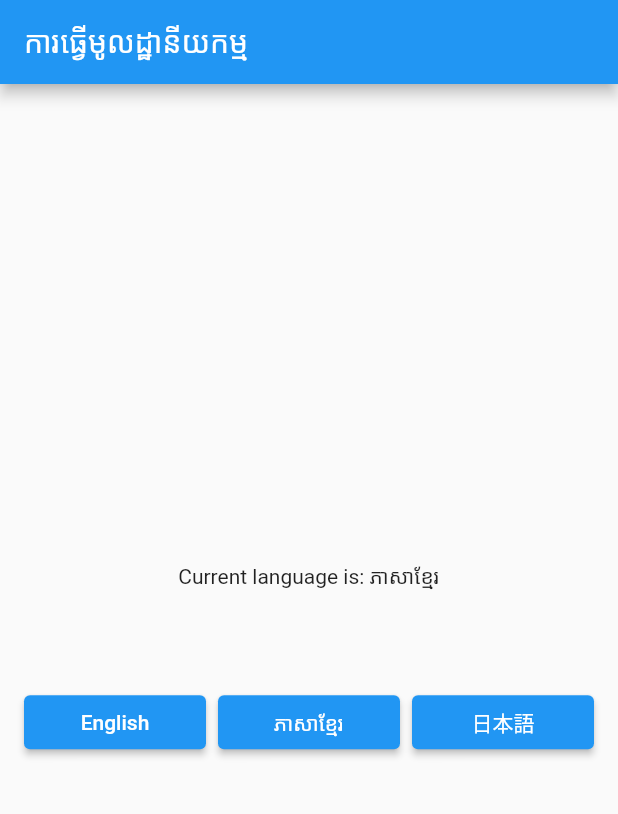
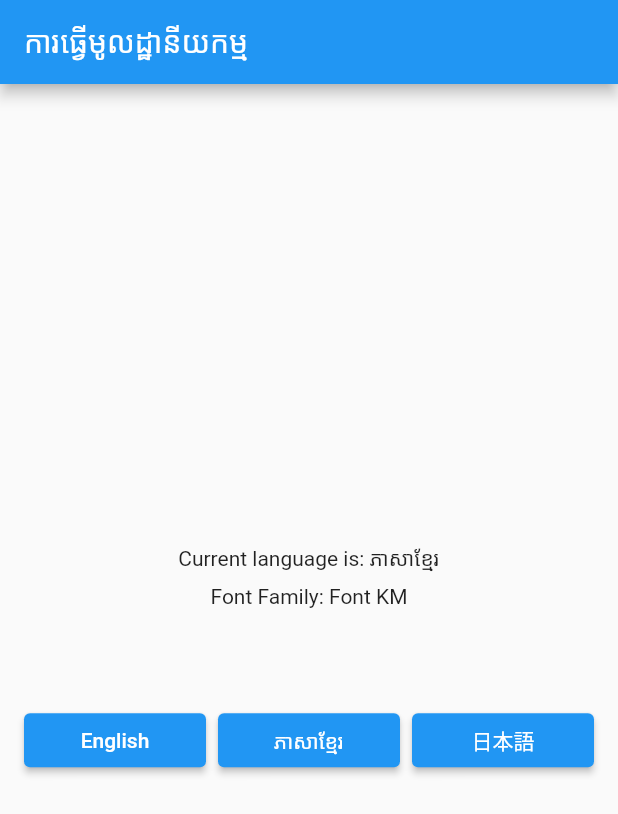
Before and after one commit to channdara/flutter_localization, a Flutter app: the screen it shows after launch, after a tap on "ភាសាខ្មែរ", on a phone screen of 412 x 824 dp. Shown: the top 814 px of the screen. Run offline on Flutter 3.47's test engine with Material 2 defaults, Android fonts, the phone set to English and light mode, and no system bars; our stand-ins replace plugin_platform_interface, shared_preferences; missing offline and left inert: dart:html; Roboto replaces fonts that are missing (Font KM).

Commit message:
add fontFamily to MapLocale model

```diff
--- a/example/lib/main.dart
+++ b/example/lib/main.dart
@@ -3,6 +3,14 @@ import 'package:flutter_localization/flutter_localization.dart';
 
 void main() {
   runApp(const MyApp());
+}
+
+mixin AppLocale {
+  static const String title = 'title';
+
+  static const Map<String, dynamic> EN = {title: 'Localization'};
+  static const Map<String, dynamic> KM = {title: 'ការធ្វើមូលដ្ឋានីយកម្ម'};
+  static const Map<String, dynamic> JA = {title: 'ローカリゼーション'};
 }
 
 class MyApp extends StatefulWidget {
@@ -19,9 +27,9 @@ class _MyAppState extends State<MyApp> {
   void initState() {
     _localization.init(
       mapLocales: [
-        const MapLocale('en', AppLocale.EN),
-        const MapLocale('km', AppLocale.KM),
-        const MapLocale('ja', AppLocale.JA),
+        const MapLocale('en', AppLocale.EN, fontFamily: 'Font EN'),
+        const MapLocale('km', AppLocale.KM, fontFamily: 'Font KM'),
+        const MapLocale('ja', AppLocale.JA, fontFamily: 'Font JA'),
       ],
       initLanguageCode: 'en',
     );
@@ -39,6 +47,7 @@ class _MyAppState extends State<MyApp> {
       supportedLocales: _localization.supportedLocales,
       localizationsDelegates: _localization.localizationsDelegates,
       home: const SettingsScreen(),
+      theme: ThemeData(fontFamily: _localization.fontFamily),
     );
   }
 }
@@ -63,6 +72,8 @@ class _SettingsScreenState extends State<SettingsScreen> {
           mainAxisAlignment: MainAxisAlignment.center,
           children: [
             Text('Current language is: ${_localization.getLanguageName()}'),
+            const SizedBox(height: 8.0),
+            Text('Font Family: ${_localization.fontFamily}'),
             const SizedBox(height: 64.0),
             Row(
               children: [
@@ -100,11 +111,3 @@ class _SettingsScreenState extends State<SettingsScreen> {
     );
   }
 }
-
-mixin AppLocale {
-  static const String title = 'title';
-
-  static const Map<String, dynamic> EN = {title: 'Localization'};
-  static const Map<String, dynamic> KM = {title: 'ការធ្វើមូលដ្ឋានីយកម្ម'};
-  static const Map<String, dynamic> JA = {title: 'ローカリゼーション'};
-}
--- a/lib/src/localization/flutter_localization.dart
+++ b/lib/src/localization/flutter_localization.dart
@@ -29,6 +29,9 @@ class FlutterLocalization {
   /// function is called.
   TranslatorCallback? onTranslatedLanguage;
 
+  /// The map data that store all the provided font family from [MapLocale]
+  final Map<String, String?> _fontFamily = {};
+
   /// Initialize the list of mapLocale (see [MapLocale] model for info)
   /// and initLanguageCode code when the app is start up. Both field will required.
   ///
@@ -41,6 +44,9 @@ class FlutterLocalization {
   }) async {
     FlutterLocalizationTranslator.instance.mapLocales = mapLocales;
     _supportedLanguageCodes = mapLocales.map((e) => e.languageCode).toList();
+    mapLocales.forEach((element) {
+      _fontFamily.putIfAbsent(element.languageCode, () => element.fontFamily);
+    });
     await _handleLocale(initLanguageCode, initCountryCode);
   }
 
@@ -98,4 +104,7 @@ class FlutterLocalization {
         GlobalWidgetsLocalizations.delegate,
         GlobalCupertinoLocalizations.delegate,
       ];
+
+  /// Provide the font family by the current locale's language code
+  String? get fontFamily => _fontFamily[_currentLocale?.languageCode];
 }
--- a/lib/src/model/map_locale.dart
+++ b/lib/src/model/map_locale.dart
@@ -1,14 +1,22 @@
 class MapLocale {
   /// Constructor of the model.
-  const MapLocale(this.languageCode, this.mapData, {this.countryCode});
+  const MapLocale(
+    this.languageCode,
+    this.mapData, {
+    this.countryCode,
+    this.fontFamily,
+  });
 
   /// Language code. This will use to check with the supported language codes
   /// and find the data for localization.
   final String languageCode;
 
+  /// This is the map of data that will use for localization.
+  final Map<String, dynamic> mapData;
+
   /// Country code is the region subtag for the locale.
   final String? countryCode;
 
-  /// This is the map of data that will use for localization.
-  final Map<String, dynamic> mapData;
+  /// Font family for the language
+  final String? fontFamily;
 }
--- a/lib/src/utility/preference_util.dart
+++ b/lib/src/utility/preference_util.dart
@@ -8,7 +8,7 @@ mixin PreferenceUtil {
   static const String _language_code = 'translator_language_code';
   static const String _country_code = 'translator_country_code';
 
-  /// Load the save locale in the shared_preferences.
+  /// Load the saved locale in the shared_preferences.
   static Future<Locale?> _getLocale() async {
     final pref = await SharedPreferences.getInstance();
     final prefData = pref.getString(_locale_key);
```
Also changed, not shown: pubspec.yaml (+5 -4 lines), 5 other files.
